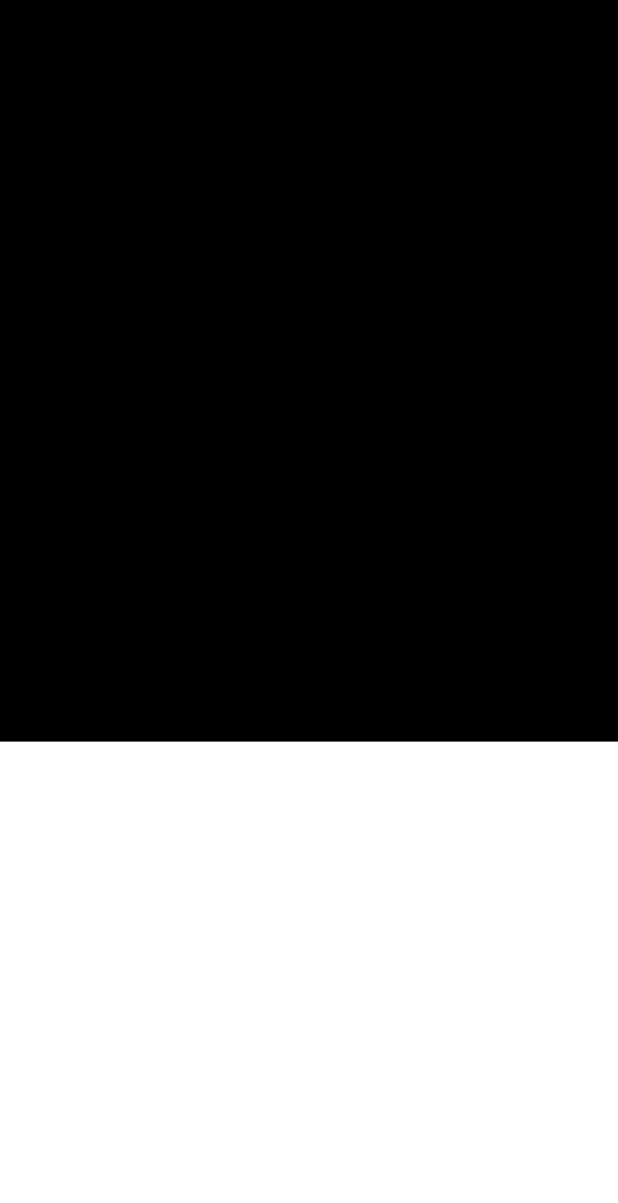
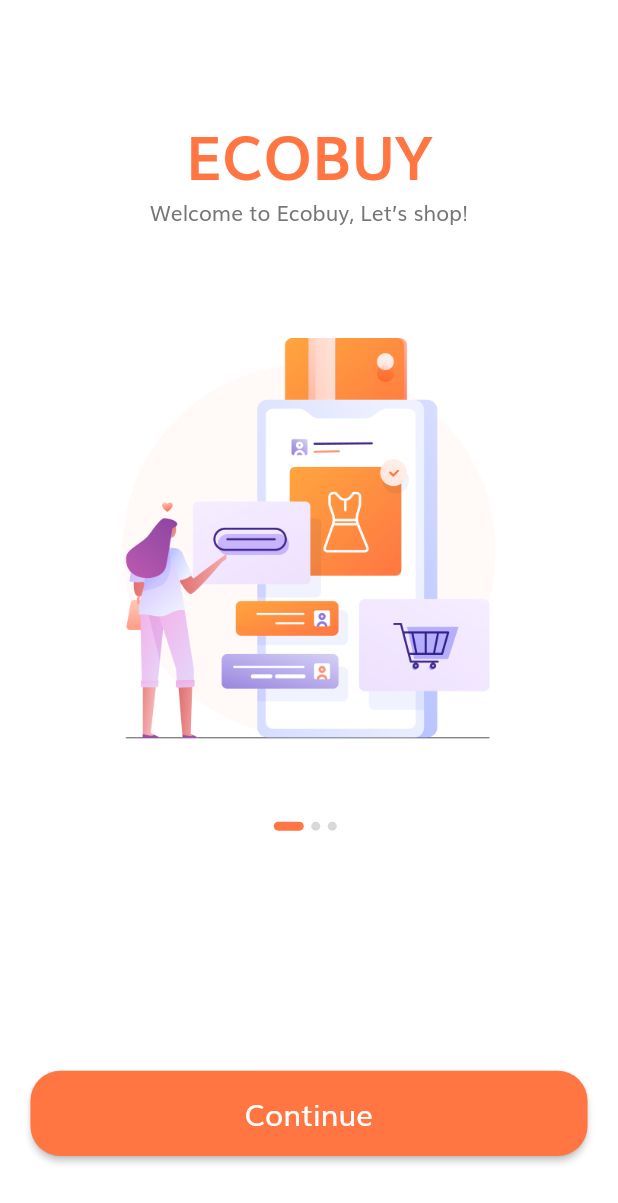
Before and after one commit to frankdavid-addae/ecommerce-ui, a Flutter app: the screen it shows after launch, on a phone screen of 412 x 824 dp. Shown: the top 1203 px of the screen. Run offline on Flutter 3.47's test engine with Material 2 defaults, Android fonts, the light colour scheme and no system bars.

Commit message:
splash screen completed

```diff
--- /dev/null
+++ b/lib/components/default_button.dart
@@ -0,0 +1,40 @@
+import 'package:ecommerce_ui/constants.dart';
+import 'package:ecommerce_ui/size_config.dart';
+import 'package:flutter/material.dart';
+
+class DefaultButton extends StatelessWidget {
+  const DefaultButton({
+    Key? key,
+    required this.buttonText,
+    required this.onPressed,
+  }) : super(key: key);
+
+  final String buttonText;
+  final VoidCallback onPressed;
+
+  @override
+  Widget build(BuildContext context) {
+    return SizedBox(
+      width: double.infinity,
+      height: getProportionateScreenHeight(56.0),
+      child: ElevatedButton(
+        onPressed: onPressed,
+        child: Text(
+          buttonText,
+          style: TextStyle(
+            fontSize: getProportionateScreenWidth(18.0),
+            color: Colors.white,
+          ),
+        ),
+        style: ButtonStyle(
+          backgroundColor: MaterialStateProperty.all<Color>(kPrimaryColor),
+          shape: MaterialStateProperty.all(
+            RoundedRectangleBorder(
+              borderRadius: BorderRadius.circular(20.0),
+            ),
+          ),
+        ),
+      ),
+    );
+  }
+}
--- a/lib/main.dart
+++ b/lib/main.dart
@@ -1,4 +1,5 @@
 import 'package:ecommerce_ui/constants.dart';
+import 'package:ecommerce_ui/routes.dart';
 import 'package:ecommerce_ui/screens/splash/splash_screen.dart';
 import 'package:flutter/material.dart';
 
@@ -9,7 +10,6 @@
 class EcommerceUiApp extends StatelessWidget {
   const EcommerceUiApp({Key? key}) : super(key: key);
 
-  // This widget is the root of your application.
   @override
   Widget build(BuildContext context) {
     return MaterialApp(
@@ -26,7 +26,10 @@
         ),
         primarySwatch: Colors.blue,
       ),
-      home: const SplashScreen(),
+      // home: const SplashScreen(),
+      // We use routeName so we don't have to remember the name
+      initialRoute: SplashScreen.routeName,
+      routes: routes,
     );
   }
 }
--- /dev/null
+++ b/lib/routes.dart
@@ -0,0 +1,10 @@
+// ignore_for_file: prefer_const_constructors
+
+import 'package:ecommerce_ui/screens/splash/splash_screen.dart';
+import 'package:flutter/widgets.dart';
+
+// Named routes are used here
+// All routes will be available here
+final Map<String, WidgetBuilder> routes = {
+  SplashScreen.routeName: (context) => SplashScreen(),
+};
--- a/lib/screens/components/body.dart
+++ b/lib/screens/components/body.dart
@@ -1,3 +1,9 @@
+// ignore_for_file: prefer_const_literals_to_create_immutables, prefer_const_constructors
+
+import 'package:ecommerce_ui/components/default_button.dart';
+import 'package:ecommerce_ui/constants.dart';
+import 'package:ecommerce_ui/screens/components/splash_content.dart';
+import 'package:ecommerce_ui/size_config.dart';
 import 'package:flutter/material.dart';
 
 class Body extends StatefulWidget {
@@ -8,18 +14,86 @@
 }
 
 class _BodyState extends State<Body> {
+  int currentPage = 0;
+  List<Map<String, String>> splashData = [
+    {
+      'text': 'Welcome to Ecobuy, Let’s shop!',
+      'image': 'assets/images/splash_1.png'
+    },
+    {
+      'text': 'We help people connect with stores \naround Ghana',
+      'image': 'assets/images/splash_2.png'
+    },
+    {
+      'text': 'We show the easy way to shop. \nJust stay at home with us',
+      'image': 'assets/images/splash_3.png'
+    },
+  ];
+
   @override
   Widget build(BuildContext context) {
-    return Column(
-      children: [
-        Expanded(
-          flex: 3,
-          child: Container(
-            color: Colors.black,
-          ),
+    return SafeArea(
+      child: SizedBox(
+        width: double.infinity,
+        child: Column(
+          children: [
+            Expanded(
+              flex: 3,
+              child: PageView.builder(
+                onPageChanged: (value) {
+                  setState(() {
+                    currentPage = value;
+                  });
+                },
+                itemCount: splashData.length,
+                itemBuilder: (context, index) => SplashContent(
+                  text: splashData[index]['text'],
+                  image: splashData[index]['image'],
+                ),
+              ),
+            ),
+            Expanded(
+              flex: 2,
+              child: Padding(
+                padding: EdgeInsets.symmetric(
+                  horizontal: getProportionateScreenHeight(20.0),
+                ),
+                child: Column(
+                  children: [
+                    Spacer(),
+                    Row(
+                      mainAxisAlignment: MainAxisAlignment.center,
+                      children: List.generate(
+                        splashData.length,
+                        (index) => buildDot(index: index),
+                      ),
+                    ),
+                    Spacer(flex: 3),
+                    DefaultButton(
+                      buttonText: 'Continue',
+                      onPressed: () {},
+                    ),
+                    Spacer(),
+                  ],
+                ),
+              ),
+            ),
+          ],
         ),
-        Expanded(flex: 2, child: SizedBox())
-      ],
+      ),
+    );
+  }
+
+  AnimatedContainer buildDot({int? index}) {
+    return AnimatedContainer(
+      duration: kAnimationDuration,
+      margin: EdgeInsets.only(right: 5.0),
+      height: 6.0,
+      width: currentPage == index ? 20.0 : 6.0,
+      decoration: BoxDecoration(
+        color: currentPage == index ? kPrimaryColor : Color(0xFFD8D8D8),
+        borderRadius: BorderRadius.circular(3),
+      ),
     );
   }
 }
--- /dev/null
+++ b/lib/screens/components/splash_content.dart
@@ -0,0 +1,40 @@
+import 'package:ecommerce_ui/constants.dart';
+import 'package:ecommerce_ui/size_config.dart';
+import 'package:flutter/material.dart';
+
+class SplashContent extends StatelessWidget {
+  const SplashContent({
+    Key? key,
+    this.text,
+    this.image,
+  }) : super(key: key);
+
+  final String? text, image;
+
+  @override
+  Widget build(BuildContext context) {
+    return Column(
+      children: [
+        const Spacer(),
+        Text(
+          'ECOBUY',
+          style: TextStyle(
+            fontSize: getProportionateScreenWidth(36),
+            color: kPrimaryColor,
+            fontWeight: FontWeight.bold,
+          ),
+        ),
+        Text(
+          text!,
+          textAlign: TextAlign.center,
+        ),
+        const Spacer(),
+        Image.asset(
+          image!,
+          height: getProportionateScreenHeight(265),
+          width: getProportionateScreenWidth(235),
+        )
+      ],
+    );
+  }
+}
--- a/lib/screens/splash/splash_screen.dart
+++ b/lib/screens/splash/splash_screen.dart
@@ -3,13 +3,14 @@
 import 'package:flutter/material.dart';
 
 class SplashScreen extends StatelessWidget {
+  static String routeName = 'splash-screen';
   const SplashScreen({Key? key}) : super(key: key);
 
   @override
   Widget build(BuildContext context) {
     // Initializing the size config class
     SizeConfig().init(context);
-    return Scaffold(
+    return const Scaffold(
       body: Body(),
     );
   }
```
